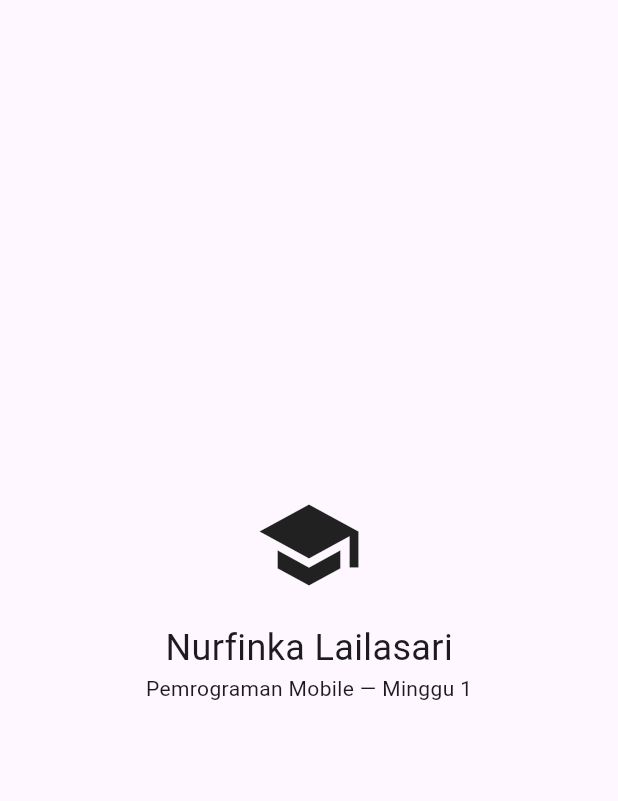
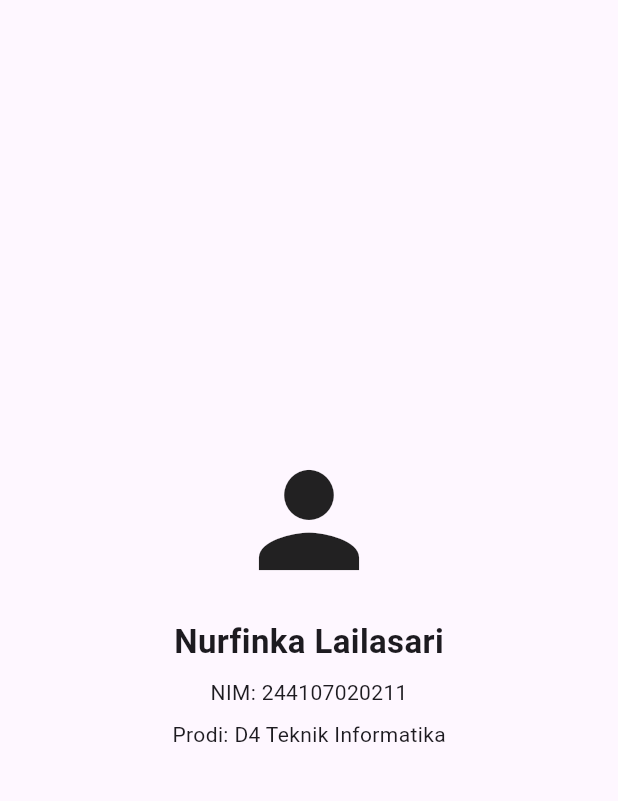
Before and after one commit to Nurfinkaa/244107020211-mobile-course, a Flutter app: the screen it shows after launch, on a phone screen of 412 x 824 dp, the part 63-864 px from its top. Run offline on Flutter 3.47's test engine with Material 3 defaults, Android fonts, the phone set to English and light mode, and no system bars.

Commit message:
feat: add student profile app with reflection and setup notes

```diff
--- a/01-week-1-mobile-development-ecosystem-flutter-refresh/lib/main.dart
+++ b/01-week-1-mobile-development-ecosystem-flutter-refresh/lib/main.dart
@@ -1,22 +1,36 @@
 import 'package:flutter/material.dart';
 
-void main() => runApp(const MyApp());
+void main() {
+  runApp(const MyApp());
+}
 
 class MyApp extends StatelessWidget {
   const MyApp({super.key});
+
   @override
   Widget build(BuildContext context) {
     return MaterialApp(
-      debugShowCheckedModeBanner: false,
+      title: 'Profil Mahasiswa',
       home: Scaffold(
-        appBar: AppBar(title: const Text('Profil Mahasiswa')),
-        body: const Center(
-          child: Column(mainAxisSize: MainAxisSize.min, children: [
-            Icon(Icons.school, size: 72),
-            SizedBox(height: 16),
-            Text('Nurfinka Lailasari', style: TextStyle(fontSize: 24)),
-            Text('Pemrograman Mobile — Minggu 1'),
-          ]),
+        appBar: AppBar(
+          title: const Text('Profil Mahasiswa'),
+        ),
+        body: Center(
+          child: Column(
+            mainAxisAlignment: MainAxisAlignment.center,
+            children: const [
+              Icon(Icons.person, size: 100),
+              SizedBox(height: 16),
+              Text(
+                'Nurfinka Lailasari',
+                style: TextStyle(fontSize: 22, fontWeight: FontWeight.bold),
+              ),
+              SizedBox(height: 8),
+              Text('NIM: 244107020211'),
+              SizedBox(height: 8),
+              Text('Prodi: D4 Teknik Informatika'),
+            ],
+          ),
         ),
       ),
     );
```
Also changed, not shown: 1 other file.
